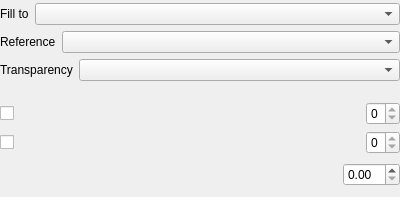
Before: the Qt Designer form app/ui/bucketoptionswidget.ui in pencil2d/pencil, drawn with Qt 5.
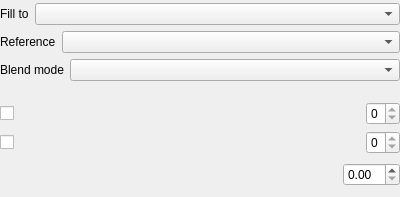
After: the same form once the commit is applied. Custom widgets are drawn as their Qt base class.

Commit message:
Change transparency to blend mode
- Add additional "Behind" fill behavior as discussed with Jose.

```diff
--- a/app/ui/bucketoptionswidget.ui
+++ b/app/ui/bucketoptionswidget.ui
@@ -87,7 +87,7 @@
        <item>
         <widget class="QLabel" name="transparencyLabel">
          <property name="text">
-          <string>Transparency</string>
+          <string>Blend mode</string>
          </property>
         </widget>
        </item>
```
Left out of the diff: 4 changed lines with no effect on the pictures. The commit also changes 2 other files.
